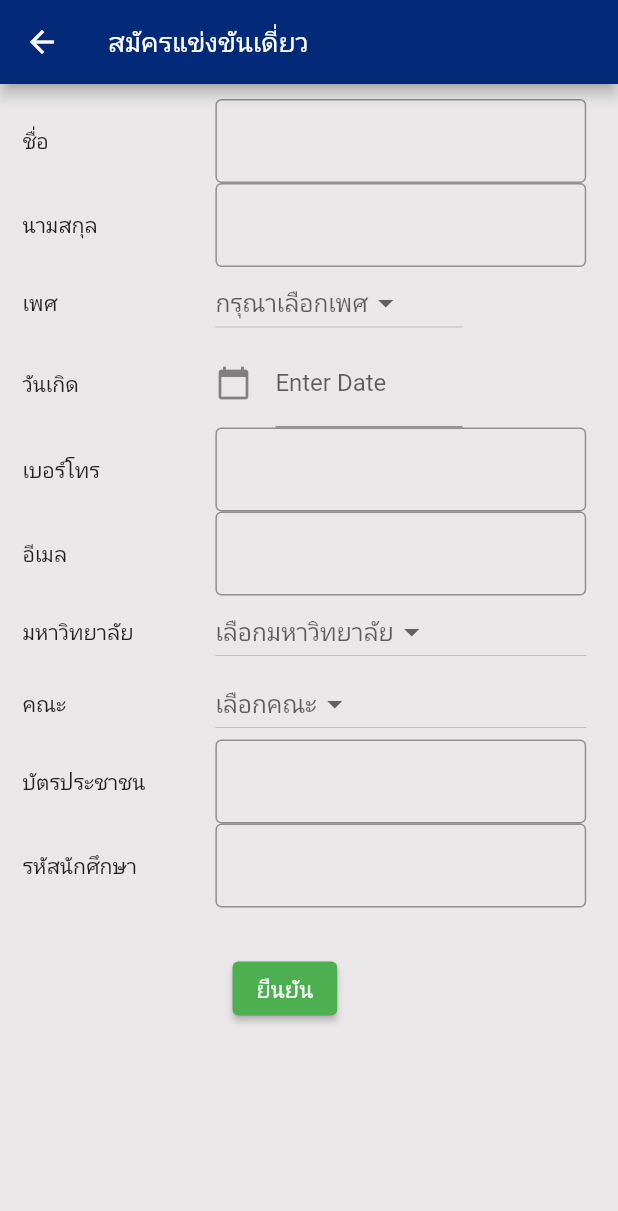
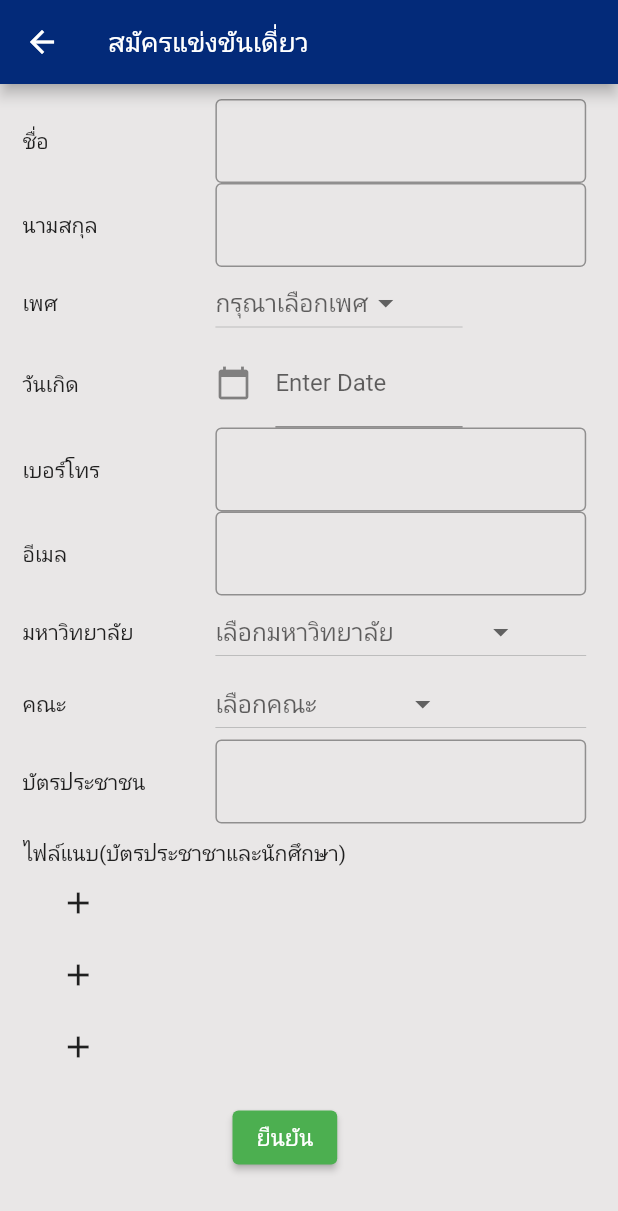
Before and after one commit to wasawin/Moblie_thesis, a Flutter app: the regsingle screen opened directly, on a phone screen of 412 x 824 dp. Shown: the top 1211 px of the screen. Run offline on Flutter 3.47's test engine with Material 2 defaults, Android fonts, the light colour scheme and no system bars; our stand-ins replace anim_search_bar, dropdown_button2, file_picker, flutter_image_slideshow; missing offline and left inert: dart:ffi, multi_image_layout, searchbar_animation.

Commit message:
8/2/2566

```diff
--- a/myapp/lib/infosport/regsingle.dart
+++ b/myapp/lib/infosport/regsingle.dart
@@ -7,7 +7,7 @@ import 'package:myapp/infosport/info.dart';
 import 'package:myapp/test.dart';
 import 'package:dropdown_button2/dropdown_button2.dart';
 import 'package:intl/intl.dart';
-//import 'package:file_picker/file_picker.dart';
+import 'package:file_picker/file_picker.dart';
 
 class regsingle extends StatefulWidget {
   const regsingle({super.key});
@@ -17,6 +17,18 @@ class regsingle extends StatefulWidget {
 }
 
 class _regsingleState extends State<regsingle> {
+  var filea;
+  var fileb;
+  var filec;
+
+  var fileaname;
+  var filebname;
+  var filecname;
+
+  String textfilenamea = "";
+  String textfilenameb = "";
+  String textfilenamec = "";
+
   final List<DropdownMenuItem<String>> items = [
     "ชาย",
     "หญิง",
@@ -26,6 +38,36 @@ class _regsingleState extends State<regsingle> {
       child: Text(
         value,
         style: TextStyle(color: Colors.black, fontSize: 15),
+      ),
+    );
+  }).toList();
+
+  final List<DropdownMenuItem<String>> uni = [
+    "เทคโนโลยีราชมงคลธัญบุรี",
+    "เทคโนโลยีราชมงคลล้านนา",
+    "เทคโนโลยีราชมงคลพระนคร",
+  ].map<DropdownMenuItem<String>>((String value) {
+    return DropdownMenuItem<String>(
+      value: value,
+      child: Text(
+        value,
+        style: TextStyle(color: Colors.black, fontSize: 15),
+        maxLines: 2,
+      ),
+    );
+  }).toList();
+
+  final List<DropdownMenuItem<String>> fac = [
+    "วิศกรรมคอมพิวเตอร์",
+    "วิศกรรมไฟฟ้า",
+    "วิศกรรมเครื่องยนต์",
+  ].map<DropdownMenuItem<String>>((String value) {
+    return DropdownMenuItem<String>(
+      value: value,
+      child: Text(
+        value,
+        style: TextStyle(color: Colors.black, fontSize: 15),
+        maxLines: 2,
       ),
     );
   }).toList();
@@ -65,7 +107,6 @@ class _regsingleState extends State<regsingle> {
             padding: EdgeInsets.only(left: 15, top: 10),
             width: MediaQuery.of(context).size.width * 1,
             height: MediaQuery.of(context).size.height * 1,
-
             color: Color.fromARGB(255, 233, 231, 231),
             child: Column(
               children: [
@@ -201,7 +242,7 @@ class _regsingleState extends State<regsingle> {
                       width: MediaQuery.of(context).size.width * 0.6,
                       child: DropdownButton(
                         value: selectedValue,
-                        items: items,
+                        items: uni,
                         onChanged: (value) {
                           setState(() {
                             selectedValue = value;
@@ -220,7 +261,7 @@ class _regsingleState extends State<regsingle> {
                       width: MediaQuery.of(context).size.width * 0.6,
                       child: DropdownButton(
                         value: selectedValue,
-                        items: items,
+                        items: fac,
                         onChanged: (value) {
                           setState(() {
                             selectedValue = value;
@@ -248,60 +289,129 @@ class _regsingleState extends State<regsingle> {
                     ),
                   ],
                 ),
+                // Row(
+                //   children: [
+                //     Container(width: widhtB, child: Text('รหัสนักศึกษา')),
+                //     SizedBox(width: 5),
+                //     Container(
+                //       width: widhtIB,
+                //       child: Expanded(
+                //         child: TextField(
+                //           style: TextStyle(height: 1),
+                //           keyboardType: TextInputType.number,
+                //           decoration: InputDecoration(
+                //               hintText: "", border: OutlineInputBorder()),
+                //         ),
+                //       ),
+                //     ),
+                //   ],
+                // ),
+                SizedBox(height: 10),
                 Row(
                   children: [
-                    Container(width: widhtB, child: Text('รหัสนักศึกษา')),
-                    SizedBox(width: 5),
-                    Container(
-                      width: widhtIB,
-                      child: Expanded(
-                        child: TextField(
-                          style: TextStyle(height: 1),
-                          keyboardType: TextInputType.number,
-                          decoration: InputDecoration(
-                              hintText: "", border: OutlineInputBorder()),
-                        ),
-                      ),
+                    Text(
+                      '$textt',
                     ),
                   ],
                 ),
-                // Row(
-                //   children: [
-                //     Text(
-                //       '$textt',
-                //     ),
-                //     //Image(image: placeholder),
-                //     TextButton(
-                //       onPressed: () async {
-                //         final result = await FilePicker.platform
-                //             .pickFiles(allowMultiple: false);
-                //         if (result == null) return;
-                //         final files = result
-                //             .files; //EDIT: THIS PROBABLY CAUSED YOU AN ERROR
-                //         final fileExtension =
-                //             result.files.first.path!.split('').last;
-                //         if (fileExtension != "png" &&
-                //             fileExtension != "jpg" &&
-                //             fileExtension != "pdf") {
-                //           // แสดงข้อความว่าไม่สามารถเลือกไฟล์ประเภทนั้นได้
-                //           return;
-                //         }
-                //         final fileSize = result.files.first.size;
-                //         if (fileSize > 4 * 1024 * 1024) {
-                //           Text('ไฟล์มีขนาดใหญ่เกินไป');
-                //           return;
-                //         }
-                //         textt = result.files.first.path.toString();
-                //         placeholder = FileImage(File(textt));
-                //         setState(() {});
-                //       },
-                //       child: Text('เลือกไฟล์'),
-                //     )
-                //   ],
-                // ),
+
+                Container(
+                  //color: Colors.black,
+                  height: MediaQuery.of(context).size.height * 0.18,
+                  width: MediaQuery.of(context).size.width * 0.9,
+                  child: Column(
+                    crossAxisAlignment: CrossAxisAlignment.start,
+                    children: [
+                      Row(
+                        children: [
+                          Text(textfilenamea),
+                          IconButton(
+                              onPressed: () async {
+                                FilePickerResult? result =
+                                    await FilePicker.platform.pickFiles();
+                                if (result != null) {
+                                  PlatformFile filea = result.files.first;
+
+                                  print(filea.name);
+                                  print(filea.bytes);
+                                  print(filea.size);
+                                  print(filea.extension);
+                                  print(filea.path);
+
+                                  setState(() {
+                                    fileaname = filea.name;
+                                    print(fileaname);
+                                    textfilenamea = filea.name;
+                                  });
+                                } else {
+                                  // User canceled the picker
+                                }
+                              },
+                              icon: Icon(Icons.add)),
+                        ],
+                      ),
+                      Row(
+                        children: [
+                          Text(textfilenameb),
+                          IconButton(
+                              onPressed: () async {
+                                FilePickerResult? result =
+                                    await FilePicker.platform.pickFiles();
+                                if (result != null) {
+                                  PlatformFile fileb = result.files.first;
+
+                                  print(fileb.name);
+                                  print(fileb.bytes);
+                                  print(fileb.size);
+                                  print(fileb.extension);
+                                  print(fileb.path);
+
+                                  setState(() {
+                                    filebname = fileb.name;
+                                    print(filebname);
+                                    textfilenameb = fileb.name;
+                                  });
+                                } else {
+                                  // User canceled the picker
+                                }
+                              },
+                              icon: Icon(Icons.add)),
+                        ],
+                      ),
+                      Row(
+                        children: [
+                          Text(textfilenamec),
+                          IconButton(
+                              onPressed: () async {
+                                FilePickerResult? result =
+                                    await FilePicker.platform.pickFiles();
+                                if (result != null) {
+                                  PlatformFile filec = result.files.first;
+
+                                  print(filec.name);
+                                  print(filec.bytes);
+                                  print(filec.size);
+                                  print(filec.extension);
+                                  print(filec.path);
+
+                                  setState(() {
+                                    filecname = filec.name;
+                                    print(filecname);
+                                    textfilenamec = filec.name;
+                                  });
+                                } else {
+                                  // User canceled the picker
+                                }
+                              },
+                              icon: Icon(Icons.add)),
+                        ],
+                      ),
+                    ],
+                  ),
+                ),
 
                 Padding(
-                  padding: const EdgeInsets.only(top: 30, left: 140),
+                  padding: const EdgeInsets.only(top: 8, left: 140),
                   child: Row(
                     children: [
                       ElevatedButton(
@@ -312,6 +422,9 @@ class _regsingleState extends State<regsingle> {
                           //       builder: (context) => (), //ไว้กดหน้าที่ต้องการไป
                           //     )
                           //   );
+                          print(fileaname);
+                          print(filebname);
+                          print(filecname);
                         },
                         child: Text(
                           'ยืนยัน',
--- a/myapp/lib/test.dart
+++ b/myapp/lib/test.dart
@@ -1,5 +1,5 @@
 import 'package:flutter/material.dart';
-import 'package:myapp/multiform.dart';
+
 
 
 class test extends StatefulWidget {
@@ -21,7 +21,7 @@ class _testState extends State<test> {
         platform: TargetPlatform.iOS,
       ),
       debugShowCheckedModeBanner: false,
-      home: multiform(),
+      //home: multiform(),
     );
 
 
--- a/myapp/lib/user.dart
+++ /dev/null
@@ -1,6 +0,0 @@
-class User {
-  String fullName;
-  String email;
-
-  User({this.fullName = '', this.email = ''});
-}
--- a/myapp/pubspec.yaml
+++ b/myapp/pubspec.yaml
@@ -42,7 +42,7 @@ dependencies:
   multi_image_layout: ^0.0.5
   dropdown_button2: ^1.9.2
   intl: ^0.17.0
-  #file_picker: ^5.2.5
+  file_picker: ^5.2.5
   #google_maps_flutter: ^2.2.3
   gsform: ^0.1.6
 
```
Also changed, not shown: myapp/lib/connect.dart (deleted, +0 -12 lines), myapp/lib/empty_state.dart (deleted, +0 -31 lines), myapp/lib/form.dart (deleted, +0 -90 lines), myapp/lib/multiform.dart (deleted, +0 -123 lines), myapp/pubspec.lock, 1 other file.
